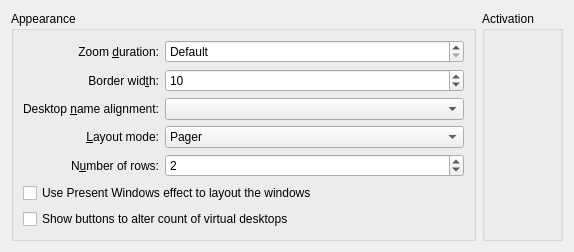
First picture: the form in effects/desktopgrid/desktopgrid_config.ui, repository lfdevs/kwin, before the edit.
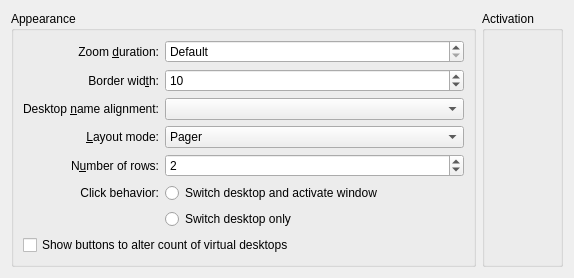
Second picture: the form after the edit. Custom widgets are drawn as their Qt base class.

```diff
--- a/effects/desktopgrid/desktopgrid_config.ui
+++ b/effects/desktopgrid/desktopgrid_config.ui
@@ -171,7 +171,50 @@
         </property>
        </widget>
       </item>
+      <item row="5" column="0">
+       <widget class="QLabel" name="clickBehaviorLabel">
+        <property name="text">
+         <string>Click behavior:</string>
+        </property>
+        <property name="alignment">
+         <set>Qt::AlignRight|Qt::AlignTrailing|Qt::AlignVCenter</set>
+        </property>
+        <property name="buddy">
+         <cstring>switchDesktopAndActivateWindow</cstring>
+        </property>
+       </widget>
+      </item>
+      <item row="5" column="1">
+       <widget class="QRadioButton" name="switchDesktopAndActivateWindow">
+        <property name="toolTip">
+         <string>If the Present Windows effect is enabled, it will be automatically triggered.</string>
+        </property>
+        <property name="text">
+         <string>Switch desktop and activate window</string>
+        </property>
+        <attribute name="buttonGroup">
+         <string notr="true">clickBehaviorButtonGroup</string>
+        </attribute>
+       </widget>
+      </item>
+      <item row="6" column="1">
+       <widget class="QRadioButton" name="switchDesktopOnly">
+        <property name="text">
+         <string>Switch desktop only</string>
+        </property>
+        <attribute name="buttonGroup">
+         <string notr="true">clickBehaviorButtonGroup</string>
+        </attribute>
+       </widget>
+      </item>
       <item row="7" column="0" colspan="2">
+       <widget class="QCheckBox" name="kcfg_ShowAddRemove">
+        <property name="text">
+         <string>Show buttons to alter count of virtual desktops</string>
+        </property>
+       </widget>
+      </item>
+      <item row="8" column="0" colspan="2">
        <spacer name="verticalSpacer">
         <property name="orientation">
          <enum>Qt::Vertical</enum>
@@ -184,20 +227,6 @@
         </property>
        </spacer>
       </item>
-      <item row="5" column="0" colspan="2">
-       <widget class="QCheckBox" name="kcfg_PresentWindows">
-        <property name="text">
-         <string>Use Present Windows effect to layout the windows</string>
-        </property>
-       </widget>
-      </item>
-      <item row="6" column="0" colspan="2">
-       <widget class="QCheckBox" name="kcfg_ShowAddRemove">
-        <property name="text">
-         <string>Show buttons to alter count of virtual desktops</string>
-        </property>
-       </widget>
-      </item>
      </layout>
     </widget>
    </item>
```
Left out of the diff: 3 changed lines with no effect on the pictures.
